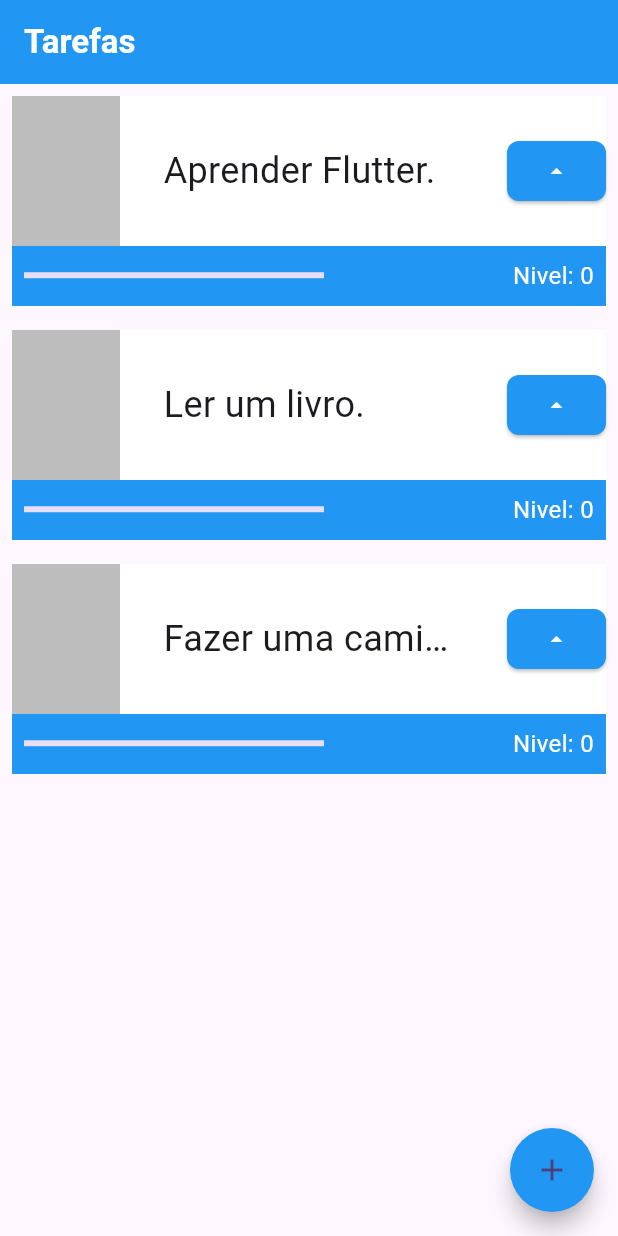
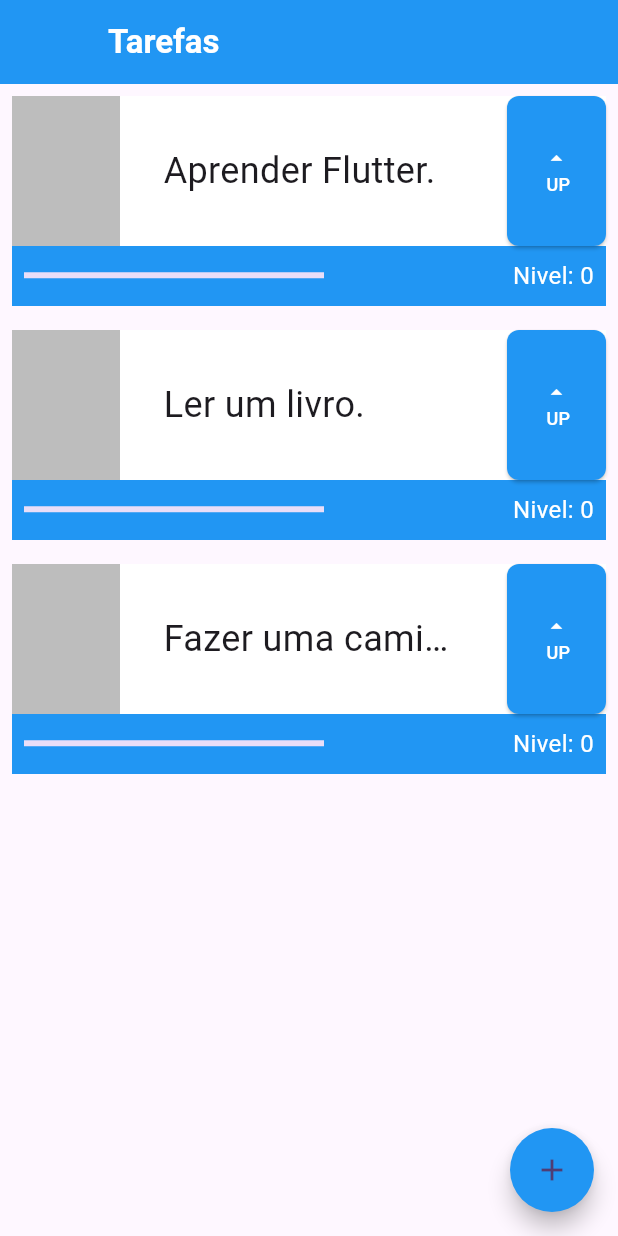
Before and after one commit to Italo61-dev/app_in_flutter, a Flutter app: the screen it shows after launch, on a phone screen of 412 x 824 dp. Run offline on Flutter 3.47's test engine with Material 3 defaults, Android fonts, the phone set to English and light mode, and no system bars.

Commit message:
Update main.dart

```diff
--- a/lib/main.dart
+++ b/lib/main.dart
@@ -17,6 +17,7 @@ class MyApp extends StatelessWidget {
       ),
       home: Scaffold(
         appBar: AppBar(
+          leading: Container(),
           backgroundColor: Colors.blue,
           title: Text(
             'Tarefas',
@@ -90,7 +91,8 @@ class _TaskState extends State<Task> {
                           ),
                         ),
                       ),
-                      ElevatedButton(
+                      Container(
+                        child: ElevatedButton(
                             onPressed: () {
                               setState(() {
                                 nivel++;
@@ -101,11 +103,20 @@ class _TaskState extends State<Task> {
                                 borderRadius: BorderRadius.circular(8),
                               ),
                               backgroundColor: Colors.blue,
+
                             ),
-                          child: Icon(
+                            child: Column(
+                              mainAxisAlignment: MainAxisAlignment.center,
+                              crossAxisAlignment: CrossAxisAlignment.end,
+                              children: [
+                                Icon(
                                   Icons.arrow_drop_up,
                                   color: Colors.white,
+                                ),
+                                Text('UP', style: TextStyle(fontSize: 12,color: Colors.white))
+                              ],
                             )),
+                      ),
                     ],
                   ),
                 ),
```
Lines whose indentation alone changed are shown as unchanged.
